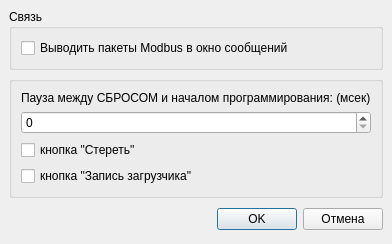
Old version of the form src/mmpm/ui/optdialog.ui in the repository alex-krutikov/MkStudio.
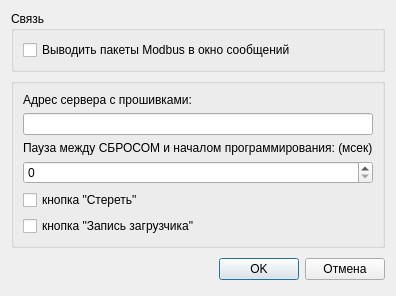
New version of the form.

```diff
--- a/src/mmpm/ui/optdialog.ui
+++ b/src/mmpm/ui/optdialog.ui
@@ -7,19 +7,13 @@
     <x>0</x>
     <y>0</y>
     <width>354</width>
-    <height>231</height>
+    <height>263</height>
    </rect>
   </property>
   <property name="windowTitle">
    <string>Dialog</string>
   </property>
-  <layout class="QVBoxLayout">
-   <property name="spacing">
-    <number>6</number>
-   </property>
-   <property name="margin">
-    <number>9</number>
-   </property>
+  <layout class="QVBoxLayout" name="verticalLayout_2">
    <item>
     <widget class="QGroupBox" name="groupBox">
      <property name="title">
@@ -51,9 +45,28 @@
       <property name="spacing">
        <number>6</number>
       </property>
-      <property name="margin">
+      <property name="leftMargin">
        <number>9</number>
       </property>
+      <property name="topMargin">
+       <number>9</number>
+      </property>
+      <property name="rightMargin">
+       <number>9</number>
+      </property>
+      <property name="bottomMargin">
+       <number>9</number>
+      </property>
+      <item>
+       <widget class="QLabel" name="label">
+        <property name="text">
+         <string>Адрес сервера с прошивками:</string>
+        </property>
+       </widget>
+      </item>
+      <item>
+       <widget class="QLineEdit" name="le_server_url"/>
+      </item>
       <item>
        <widget class="QLabel" name="label_4">
         <property name="text">
@@ -93,7 +106,16 @@
      <property name="spacing">
       <number>6</number>
      </property>
-     <property name="margin">
+     <property name="leftMargin">
+      <number>0</number>
+     </property>
+     <property name="topMargin">
+      <number>0</number>
+     </property>
+     <property name="rightMargin">
+      <number>0</number>
+     </property>
+     <property name="bottomMargin">
       <number>0</number>
      </property>
      <item>
```
Left out of the diff: 15 changed lines with no effect on the pictures.
